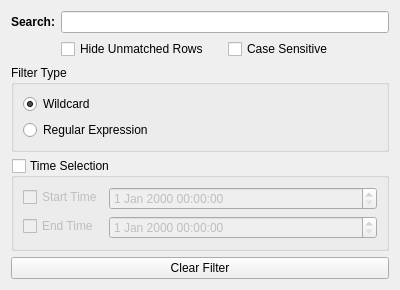
The window that src/presentation/controls/searchwidget.ui (karagog/Gryptonite) describes before a commit, drawn with Qt 5.
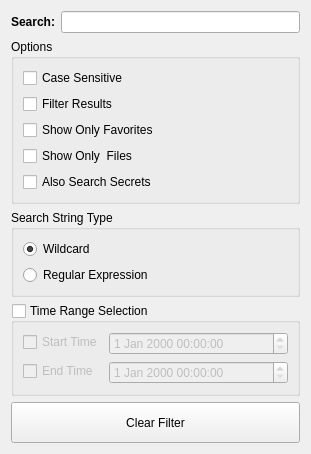
The same window after the commit.

Commit message: Improved the search window and added search features

```diff
--- a/src/presentation/controls/searchwidget.ui
+++ b/src/presentation/controls/searchwidget.ui
@@ -6,15 +6,31 @@
    <rect>
     <x>0</x>
     <y>0</y>
-    <width>400</width>
-    <height>277</height>
+    <width>311</width>
+    <height>454</height>
    </rect>
   </property>
   <property name="windowTitle">
    <string>Form</string>
   </property>
-  <layout class="QGridLayout" name="gridLayout_2">
-   <item row="0" column="1" colspan="2">
+  <layout class="QFormLayout" name="formLayout">
+   <property name="fieldGrowthPolicy">
+    <enum>QFormLayout::AllNonFixedFieldsGrow</enum>
+   </property>
+   <item row="0" column="0">
+    <widget class="QLabel" name="label">
+     <property name="font">
+      <font>
+       <weight>75</weight>
+       <bold>true</bold>
+      </font>
+     </property>
+     <property name="text">
+      <string>Search:</string>
+     </property>
+    </widget>
+   </item>
+   <item row="0" column="1">
     <widget class="QLineEdit" name="lineEdit">
      <property name="sizePolicy">
       <sizepolicy hsizetype="Expanding" vsizetype="Fixed">
@@ -27,7 +43,75 @@
      </property>
     </widget>
    </item>
-   <item row="4" column="0" colspan="3">
+   <item row="2" column="0" colspan="2">
+    <widget class="QGroupBox" name="groupBox">
+     <property name="title">
+      <string>Options</string>
+     </property>
+     <layout class="QGridLayout" name="gridLayout_2">
+      <item row="0" column="0">
+       <widget class="QCheckBox" name="chk_caseSensitive">
+        <property name="toolTip">
+         <string>Should search be case-sensitive?</string>
+        </property>
+        <property name="whatsThis">
+         <string>&lt;html&gt;&lt;head/&gt;&lt;body&gt;&lt;p&gt;&lt;span style=&quot; font-size:10pt;&quot;&gt;Controls whether the search string should be interpreted as case-sensitive&lt;/span&gt;&lt;/p&gt;&lt;/body&gt;&lt;/html&gt;</string>
+        </property>
+        <property name="text">
+         <string>Case Sensitive</string>
+        </property>
+       </widget>
+      </item>
+      <item row="3" column="0">
+       <widget class="QCheckBox" name="chk_onlyFiles">
+        <property name="toolTip">
+         <string>Show only entries with files in the view</string>
+        </property>
+        <property name="text">
+         <string>Show Only  Files</string>
+        </property>
+       </widget>
+      </item>
+      <item row="2" column="0">
+       <widget class="QCheckBox" name="chk_onlyFavorites">
+        <property name="toolTip">
+         <string>Show only favorites in the view</string>
+        </property>
+        <property name="text">
+         <string>Show Only Favorites</string>
+        </property>
+       </widget>
+      </item>
+      <item row="1" column="0">
+       <widget class="QCheckBox" name="chk_filter_results">
+        <property name="toolTip">
+         <string>Should the view filter the unmatched entries?</string>
+        </property>
+        <property name="whatsThis">
+         <string>&lt;html&gt;&lt;head/&gt;&lt;body&gt;&lt;p&gt;&lt;span style=&quot; font-size:10pt;&quot;&gt;If this is checked, then any rows that don't match the search string will be hidden from view. Note that entries whose ancestors match the search string are still shown.&lt;/span&gt;&lt;/p&gt;&lt;/body&gt;&lt;/html&gt;</string>
+        </property>
+        <property name="text">
+         <string>Filter Results</string>
+        </property>
+       </widget>
+      </item>
+      <item row="4" column="0">
+       <widget class="QCheckBox" name="chk_alsoSecrets">
+        <property name="toolTip">
+         <string>Search the secret values, such as passwords</string>
+        </property>
+        <property name="whatsThis">
+         <string>&lt;html&gt;&lt;head/&gt;&lt;body&gt;&lt;p&gt;&lt;span style=&quot; font-size:10pt;&quot;&gt;Normally you don't want to search your passwords, but in case one of your passwords gets compromised you can use this function to find every entry where your password is used so you can update them.&lt;/span&gt;&lt;/p&gt;&lt;/body&gt;&lt;/html&gt;</string>
+        </property>
+        <property name="text">
+         <string>Also Search Secrets</string>
+        </property>
+       </widget>
+      </item>
+     </layout>
+    </widget>
+   </item>
+   <item row="5" column="0" colspan="2">
     <widget class="QPushButton" name="btn_clear">
      <property name="sizePolicy">
       <sizepolicy hsizetype="Minimum" vsizetype="Expanding">
@@ -43,23 +127,10 @@
      </property>
     </widget>
    </item>
-   <item row="0" column="0">
-    <widget class="QLabel" name="label">
-     <property name="font">
-      <font>
-       <weight>75</weight>
-       <bold>true</bold>
-      </font>
-     </property>
-     <property name="text">
-      <string>Search:</string>
-     </property>
-    </widget>
-   </item>
-   <item row="2" column="0" colspan="3">
+   <item row="3" column="0" colspan="2">
     <widget class="QGroupBox" name="gb_filterType">
      <property name="title">
-      <string>Filter Type</string>
+      <string>Search String Type</string>
      </property>
      <layout class="QGridLayout" name="gridLayout">
       <item row="1" column="0">
@@ -88,13 +159,13 @@
      </layout>
     </widget>
    </item>
-   <item row="3" column="0" colspan="3">
+   <item row="4" column="0" colspan="2">
     <widget class="QGroupBox" name="gb_time">
      <property name="whatsThis">
       <string>&lt;html&gt;&lt;head/&gt;&lt;body&gt;&lt;p&gt;&lt;span style=&quot; font-size:10pt;&quot;&gt;Select a time range by which to filter entries&lt;/span&gt;&lt;/p&gt;&lt;/body&gt;&lt;/html&gt;</string>
      </property>
      <property name="title">
-      <string>Time Selection</string>
+      <string>Time Range Selection</string>
      </property>
      <property name="flat">
       <bool>false</bool>
@@ -132,26 +203,6 @@
      </layout>
     </widget>
    </item>
-   <item row="1" column="1">
-    <widget class="QCheckBox" name="chk_filter_results">
-     <property name="whatsThis">
-      <string>&lt;html&gt;&lt;head/&gt;&lt;body&gt;&lt;p&gt;&lt;span style=&quot; font-size:10pt;&quot;&gt;If this is checked, then any rows that don't match the search string will be hidden from view. Note that entries whose ancestors match the search string are still shown.&lt;/span&gt;&lt;/p&gt;&lt;/body&gt;&lt;/html&gt;</string>
-     </property>
-     <property name="text">
-      <string>Hide Unmatched Rows</string>
-     </property>
-    </widget>
-   </item>
-   <item row="1" column="2">
-    <widget class="QCheckBox" name="chk_caseSensitive">
-     <property name="whatsThis">
-      <string>&lt;html&gt;&lt;head/&gt;&lt;body&gt;&lt;p&gt;&lt;span style=&quot; font-size:10pt;&quot;&gt;Controls whether the search string should be interpreted as case-sensitive&lt;/span&gt;&lt;/p&gt;&lt;/body&gt;&lt;/html&gt;</string>
-     </property>
-     <property name="text">
-      <string>Case Sensitive</string>
-     </property>
-    </widget>
-   </item>
   </layout>
  </widget>
  <resources/>
```
Left out of the diff: 91 changed lines with no effect on the pictures. The commit also changes 8 other files.
